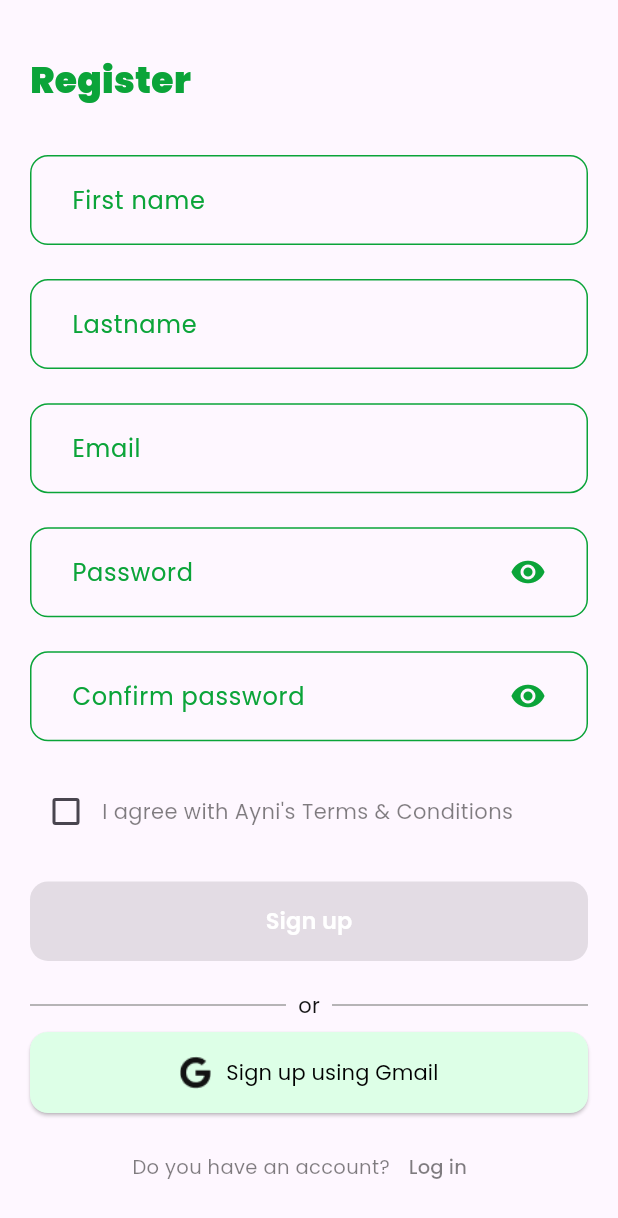
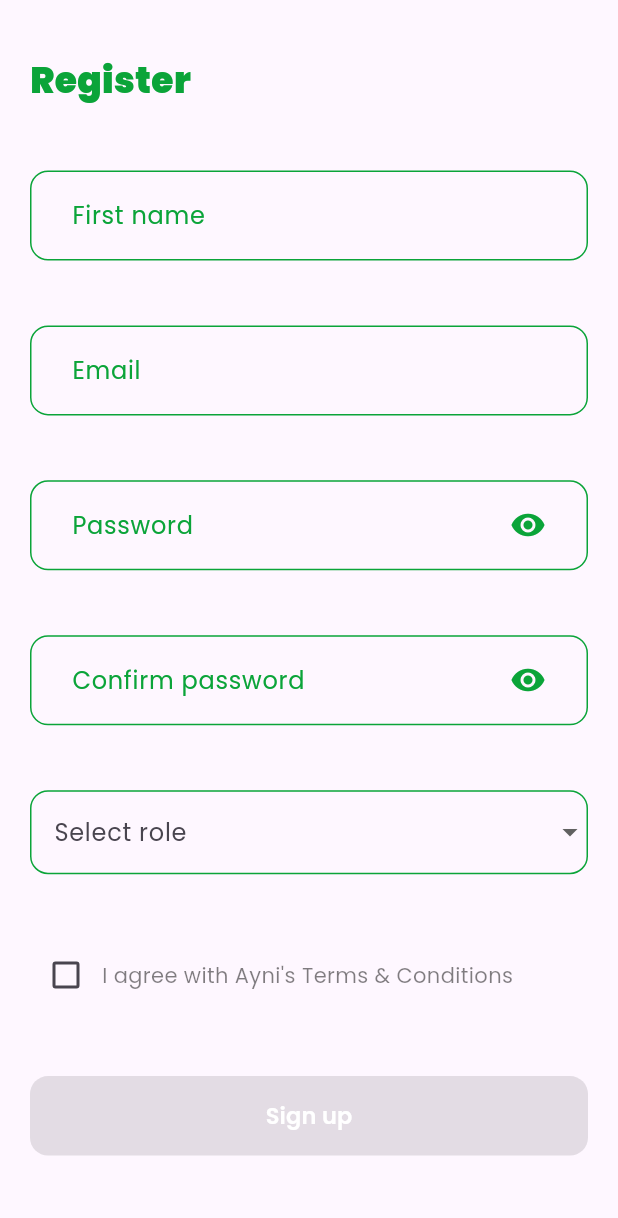
Before and after one commit to IoT-Solutions-SW71-Grupo-4/Ayni-MobileApplication, a Flutter app: the RegisterView screen opened by its route, on a phone screen of 412 x 824 dp. Shown: the top 1218 px of the screen. Run offline on Flutter 3.47's test engine with Material 3 defaults, Android fonts, the phone set to English and light mode, and no system bars; our stand-ins replace flutter_dotenv, flutter_secure_storage, fluttertoast, get, go_router, google_fonts and 2 more; accounts and stored records are empty.

Commit message:
refactor(bc-iam): modified register_view.

```diff
--- a/lib/iam/screens/register_view.dart
+++ b/lib/iam/screens/register_view.dart
@@ -4,6 +4,9 @@ import 'package:ayni_mobile_app/iam/widgets/password_text_field_widget.dart';
 import 'package:ayni_mobile_app/shared/utils/colors.dart';
 import 'package:flutter/material.dart';
 import 'package:go_router/go_router.dart';
+import 'package:fluttertoast/fluttertoast.dart';
+
+import '../services/sign_up_service.dart';
 
 class RegisterView extends StatefulWidget {
   const RegisterView({super.key});
@@ -18,25 +21,30 @@ class _RegisterViewState extends State<RegisterView> {
   final TextEditingController _lastnameController = TextEditingController();
   final TextEditingController _emailController = TextEditingController();
   final TextEditingController _passwordController = TextEditingController();
-  final TextEditingController _confirmPasswordController =
-      TextEditingController();
+  final TextEditingController _confirmPasswordController = TextEditingController();
 
   bool _areTermsAccepted = false;
 
+  // Lista de roles y rol seleccionado
+  final List<String> _roles = ["ROLE_USER", "ROLE_ADMIN"];
+  String? _selectedRole;
+
+  // Valida si el formulario es válido
+  bool get _isFormValid {
+    return _areTermsAccepted &&
+        _selectedRole != null &&
+        _formKey.currentState?.validate() == true;
+  }
+
+  // Validadores
   String? _validatePersonalData(String? value) {
-    if (value == null || value.isEmpty) {
-      return 'Please enter a valid name.';
-    }
-    if (value.length < 3) {
-      return 'Name must be at least 3 characters.';
-    }
+    if (value == null || value.isEmpty) return 'Please enter a valid name.';
+    if (value.length < 3) return 'Name must be at least 3 characters.';
     return null;
   }
 
   String? _validateEmail(String? value) {
-    if (value == null || value.isEmpty) {
-      return 'Please enter your email';
-    }
+    if (value == null || value.isEmpty) return 'Please enter your email';
     if (!RegExp(r'^[^@]+@[^@]+\.[^@]+').hasMatch(value)) {
       return 'Enter a valid email address';
     }
@@ -44,19 +52,57 @@ class _RegisterViewState extends State<RegisterView> {
   }
 
   String? _confirmPassword(String? value) {
-    if (value == null || value.isEmpty) {
-      return 'Please confirm your password';
-    }
+    if (value == null || value.isEmpty) return 'Please confirm your password';
     if (value != _passwordController.text) {
       return "Please, confirm your password correctly";
     }
     return null;
   }
 
-  void _submitForm() {
+  // Método para enviar el formulario
+  void _submitForm() async {
     if (_formKey.currentState!.validate()) {
-      print("Register successful");
+      final signUpService = SignUpService();
+      try {
+        final errorMessage = await signUpService.signUp(
+          "${_firstNameController.text} ${_lastnameController.text}",
+          _emailController.text,
+          _passwordController.text,
+          [_selectedRole!],
+        );
+
+        if (errorMessage == null) {
+          Fluttertoast.showToast(
+            msg: "Registration successful!",
+            backgroundColor: Colors.green,
+            textColor: Colors.white,
+          );
+          context.goNamed("login_view");
+        } else {
+          _showErrorDialog(errorMessage); // Muestra el mensaje específico
+        }
+      } catch (error) {
+        _showErrorDialog("An unexpected error occurred. Please try again.");
+      }
     }
+  }
+
+
+  // Diálogo de error
+  void _showErrorDialog(String message) {
+    showDialog(
+      context: context,
+      builder: (context) => AlertDialog(
+        title: Text("Error"),
+        content: Text(message),
+        actions: [
+          TextButton(
+            onPressed: () => Navigator.of(context).pop(),
+            child: Text("OK"),
+          ),
+        ],
+      ),
+    );
   }
 
   @override
@@ -81,25 +127,20 @@ class _RegisterViewState extends State<RegisterView> {
                     style: TextStyle(
                       fontSize: 24,
                       fontWeight: FontWeight.w900,
-                      color: colors["color-main-green"],
+                      color: colors["color-main-green"] ?? Colors.green,
                     ),
                   ),
                 ),
                 Form(
                   key: _formKey,
                   child: SizedBox(
-                    height: 560,
+                    height: 700,
                     child: Column(
                       mainAxisAlignment: MainAxisAlignment.spaceAround,
                       children: [
                         AuthTextFieldWidget(
                           controller: _firstNameController,
                           labelText: "First name",
-                          validator: _validatePersonalData,
-                        ),
-                        AuthTextFieldWidget(
-                          controller: _lastnameController,
-                          labelText: "Lastname",
                           validator: _validatePersonalData,
                         ),
                         AuthTextFieldWidget(
@@ -116,6 +157,37 @@ class _RegisterViewState extends State<RegisterView> {
                           labelText: "Confirm password",
                           validator: _confirmPassword,
                         ),
+                        DropdownButtonFormField<String>(
+                          value: _selectedRole,
+                          onChanged: (value) {
+                            setState(() {
+                              _selectedRole = value;
+                            });
+                          },
+                          decoration: InputDecoration(
+                            labelText: "Select role",
+                            enabledBorder: OutlineInputBorder(
+                              borderRadius: BorderRadius.circular(12),
+                              borderSide: BorderSide(
+                                color: colors["color-main-green"] ?? Colors.green,
+                              ),
+                            ),
+                            focusedBorder: OutlineInputBorder(
+                              borderRadius: BorderRadius.circular(12),
+                              borderSide: BorderSide(
+                                color: colors["color-main-green"] ?? Colors.green,
+                              ),
+                            ),
+                          ),
+                          items: _roles
+                              .map((role) => DropdownMenuItem<String>(
+                            value: role,
+                            child: Text(role),
+                          ))
+                              .toList(),
+                          validator: (value) =>
+                          value == null ? 'Please select a role' : null,
+                        ),
                         CheckboxWidget(
                           value: _areTermsAccepted,
                           onChanged: (bool? val) {
@@ -126,9 +198,10 @@ class _RegisterViewState extends State<RegisterView> {
                           text: "I agree with Ayni's Terms & Conditions",
                         ),
                         ElevatedButton(
-                          onPressed: _areTermsAccepted ? _submitForm : null,
+                          onPressed: _isFormValid ? _submitForm : null,
                           style: ElevatedButton.styleFrom(
-                            backgroundColor: colors["color-main-green"],
+                            backgroundColor:
+                            colors["color-main-green"] ?? Colors.green,
                             padding: const EdgeInsets.symmetric(vertical: 16.0),
                             shape: RoundedRectangleBorder(
                                 borderRadius: BorderRadius.circular(12)),
@@ -141,7 +214,7 @@ class _RegisterViewState extends State<RegisterView> {
                                 style: TextStyle(
                                   fontSize: 15,
                                   fontWeight: FontWeight.w600,
-                                  color: colors["color-white"],
+                                  color: colors["color-white"] ?? Colors.white,
                                 ),
                               ),
                             ),
@@ -151,99 +224,6 @@ class _RegisterViewState extends State<RegisterView> {
                     ),
                   ),
                 ),
-                Padding(
-                  padding: const EdgeInsets.symmetric(vertical: 8.0),
-                  child: Row(
-                    children: [
-                      Expanded(
-                        child: Container(
-                          height: 1, // Altura de la línea
-                          color: Colors.grey, // Color de la línea
-                        ),
-                      ),
-                      const Padding(
-                        padding: EdgeInsets.symmetric(
-                            horizontal: 8.0), // Espacio alrededor del texto
-                        child: Text(
-                          'or',
-                          style: TextStyle(
-                            fontSize: 14,
-                            color: Color(0xFF121212), // Color del texto
-                          ),
-                        ),
-                      ),
-                      Expanded(
-                        child: Container(
-                          height: 1, // Altura de la línea
-                          color: Colors.grey, // Color de la línea
-                        ),
-                      ),
-                    ],
-                  ),
-                ),
-                Column(
-                  children: [
-                    ElevatedButton(
-                      onPressed: () => {},
-                      style: ElevatedButton.styleFrom(
-                        backgroundColor: colors["color-light-green"],
-                        padding: const EdgeInsets.symmetric(vertical: 16.0),
-                        shape: RoundedRectangleBorder(
-                            borderRadius: BorderRadius.circular(12)),
-                      ),
-                      child: SizedBox(
-                        width: double.infinity,
-                        child: Center(
-                          child: Row(
-                            mainAxisSize: MainAxisSize.min,
-                            children: [
-                              Image.asset(
-                                'assets/images/google-logo.png',
-                                height: 22,
-                              ),
-                              const SizedBox(width: 10),
-                              Text(
-                                "Sign up using Gmail",
-                                style: TextStyle(
-                                  fontSize: 14,
-                                  fontWeight: FontWeight.w400,
-                                  color: colors["color-black"],
-                                ),
-                              ),
-                            ],
-                          ),
-                        ),
-                      ),
-                    ),
-                    Padding(
-                      padding: const EdgeInsets.fromLTRB(0, 12, 0, 0),
-                      child: Row(
-                        mainAxisSize: MainAxisSize.min,
-                        children: [
-                          Text(
-                            "Do you have an account?",
-                            style: TextStyle(
-                              fontSize: 13,
-                              color: colors["color-50-black"],
-                            ),
-                          ),
-                          TextButton(
-                            onPressed: () {
-                              context.goNamed("login_view");
-                            },
-                            child: Text(
-                              "Log in",
-                              style: TextStyle(
-                                fontSize: 13,
-                                color: colors["color-50-black"],
-                              ),
-                            ),
-                          )
-                        ],
-                      ),
-                    ),
-                  ],
-                ),
               ],
             ),
           ),
```
